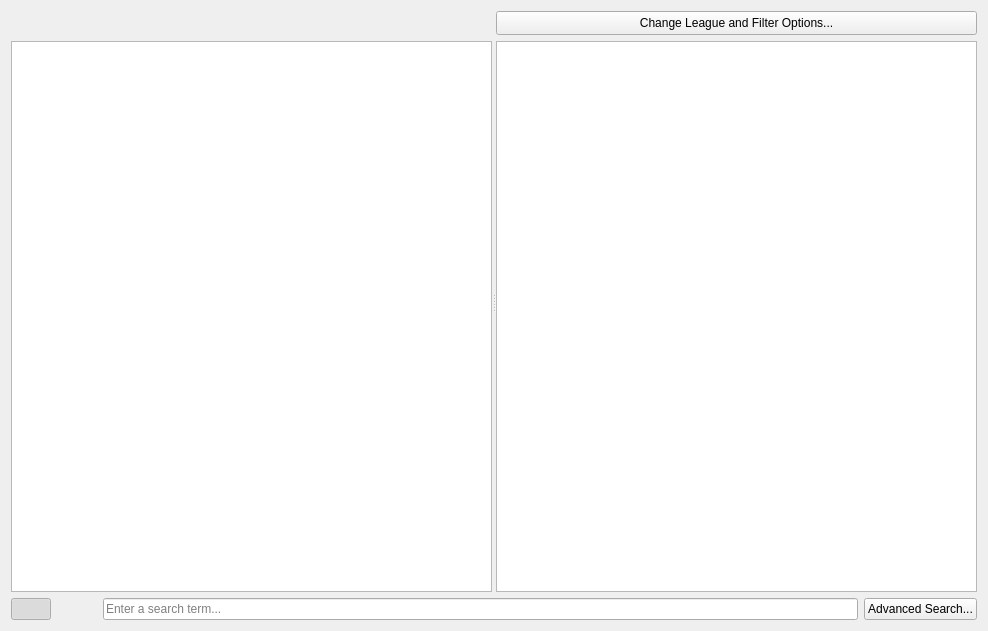
Novynn/Adamant, file plugins/StashViewer/stashviewer.ui: the form before one commit.
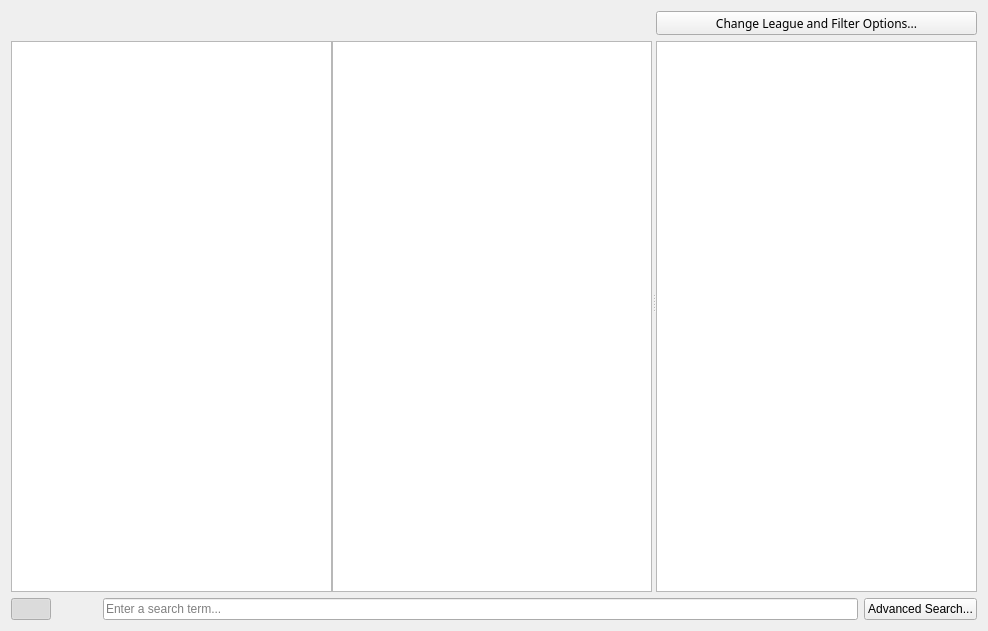
The form after the commit. Icons and pictures are not drawn.

The edit to the form file:
```diff
--- a/plugins/StashViewer/stashviewer.ui
+++ b/plugins/StashViewer/stashviewer.ui
@@ -150,7 +150,24 @@
         </widget>
        </item>
        <item>
-        <widget class="QGraphicsView" name="graphicsView"/>
+        <layout class="QHBoxLayout" name="horizontalLayout_3">
+         <property name="spacing">
+          <number>0</number>
+         </property>
+         <property name="bottomMargin">
+          <number>0</number>
+         </property>
+         <item>
+          <widget class="QPlainTextEdit" name="plainTextEdit">
+           <property name="readOnly">
+            <bool>true</bool>
+           </property>
+          </widget>
+         </item>
+         <item>
+          <widget class="QGraphicsView" name="graphicsView"/>
+         </item>
+        </layout>
        </item>
       </layout>
      </widget>
@@ -221,6 +238,11 @@
               <verstretch>0</verstretch>
              </sizepolicy>
             </property>
+            <property name="font">
+             <font>
+              <family>Fontin SmallCaps</family>
+             </font>
+            </property>
             <property name="text">
              <string>Change League and Filter Options...</string>
             </property>
```
